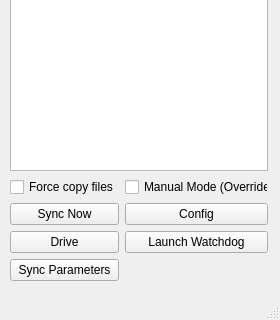
This is ARS.ui in Chillwind132/FileSync_ARS as Qt 5 draws it before an edit; both pictures show x 0 to 280 and y 140 to 460 of the 280 by 460 pixel window. The edited form follows.
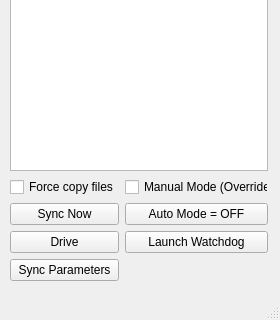
This is the edited form.

What changed in the file:
```diff
--- a/ARS.ui
+++ b/ARS.ui
@@ -117,7 +117,7 @@
      <item row="6" column="1">
       <widget class="QPushButton" name="toolButtonOpenDialog_4">
        <property name="text">
-        <string>Config</string>
+        <string>Auto Mode = OFF</string>
        </property>
       </widget>
      </item>
```
